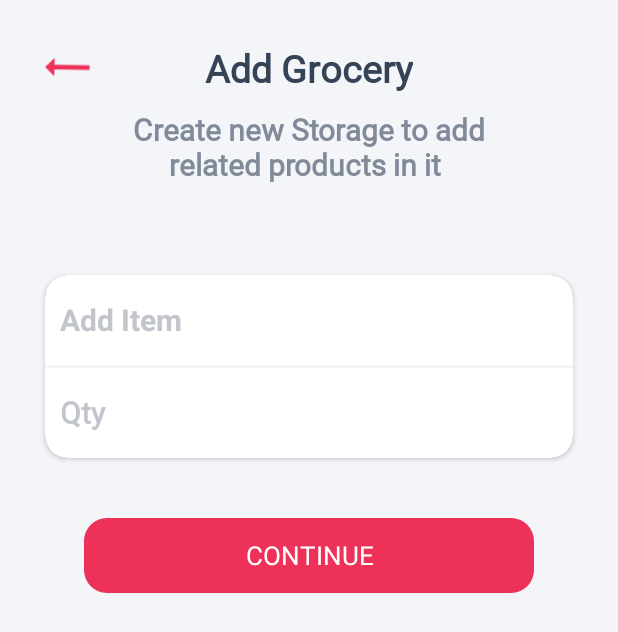
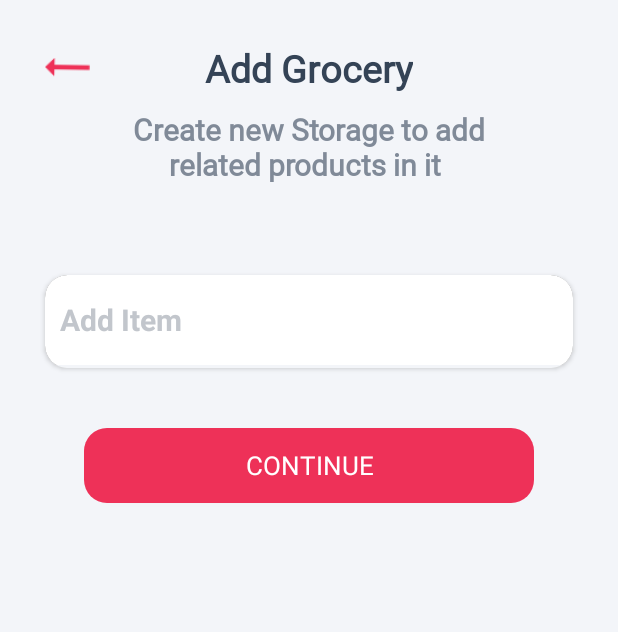
Before and after one commit to Eleyeen/Shlii-App, an Android app: the AddGroceryActivity screen opened directly, with no data from a screen before it, on a phone screen of 412 x 824 dp. Shown: the top 632 px of the screen. Run offline under Robolectric (Android 15) with nearby library versions, the light colour scheme and no system bars; our stand-ins replace ButterKnife; network calls fail; 1 statement that could not run was skipped.

Commit message:
new APIs

```diff
--- a/app/src/main/java/com/example/shliapp/Activities/AddGroceryActivity.java
+++ b/app/src/main/java/com/example/shliapp/Activities/AddGroceryActivity.java
@@ -42,13 +42,14 @@ public class AddGroceryActivity extends AppCompatActivity implements View.OnClic
 
     @BindView(R.id.spItemAddGrocery)
     AutoCompleteTextView dynamicSpinner;
-    @BindView(R.id.etQtyAddGrocery)
-    EditText etQtyAddGrocery;
+//    @BindView(R.id.etQtyAddGrocery)
+//    EditText etQtyAddGrocery;
 
     @BindView(R.id.btnAddGrocery)
     Button btnAddGrocery;
     private boolean valid = false;
-    private String strItemAddGrocery, strQtyAddGrocery, strUserID, strQuality;
+    String strQtyAddGrocery = "1";
+    private String strItemAddGrocery,  strUserID, strQuality;
     AutoCompleteIngredientsAdapter adapter;
     ArrayList<Datum> listModels = new ArrayList<>();
     ProgressDialog progressDialog;
@@ -129,7 +130,7 @@ public class AddGroceryActivity extends AppCompatActivity implements View.OnClic
             public void onResponse(Call<AddGroceryResponse> call, Response<AddGroceryResponse> response) {
 
                 if (response.body() == null) {
-                    Toast.makeText(AddGroceryActivity.this, "something went wrong", Toast.LENGTH_SHORT).show();
+                    Toast.makeText(AddGroceryActivity.this, "something went wrong == null", Toast.LENGTH_SHORT).show();
                     progressDialog.dismiss();
                 } else if (response.body().getStatus()) {
                     Toast.makeText(AddGroceryActivity.this, response.body().getMessage(), Toast.LENGTH_SHORT).show();
@@ -160,23 +161,26 @@ public class AddGroceryActivity extends AppCompatActivity implements View.OnClic
 
 
 //        strItemAddGrocery = ids;
-        strQtyAddGrocery = etQtyAddGrocery.getText().toString();
+//        String etQtyAddGrocery = "1";
+//        strQtyAddGrocery = etQtyAddGrocery;
 
 
         if (strItemAddGrocery.isEmpty() && strQtyAddGrocery.isEmpty()) {
 //            spItemAddGrocery.setError("enter a Storage  ");
-            etQtyAddGrocery.setError("enter a Tagline");
+//            etQtyAddGrocery.setError("enter a Tagline");
             valid = false;
         } else if (strItemAddGrocery.isEmpty()) {
 //            spItemAddGrocery.setError("enter a Storage  ");
             valid = false;
         } else if (strQtyAddGrocery.isEmpty()) {
-            etQtyAddGrocery.setError("enter a TagLine  ");
+            Toast.makeText(this, "null strQty", Toast.LENGTH_SHORT).show();
+//            etQtyAddGrocery.setError("enter a TagLine  ");
             valid = false;
         } else {
 //            spItemAddGrocery.setError(null);
-            etQtyAddGrocery.setError(null);
+//            etQtyAddGrocery.setError(null);
         }
+//        4604
         return valid;
     }
 
--- a/app/src/main/java/com/example/shliapp/Network/ApiInterface.java
+++ b/app/src/main/java/com/example/shliapp/Network/ApiInterface.java
@@ -73,6 +73,7 @@ public interface ApiInterface {
             @Field("item_id") String item_id,
             @Field("user_id") String user_id,
             @Field("quantity") String quantity);
+
     @FormUrlEncoded
     @POST("GenerateShopping")
     Call<AddShopingListModel> AddShopListPost(
@@ -118,6 +119,4 @@ public interface ApiInterface {
     @GET("getStores")
     Call<GetStoresModel> getStores();
 
-
-
 }
--- a/app/src/main/res/layout/activity_add_grocery.xml
+++ b/app/src/main/res/layout/activity_add_grocery.xml
@@ -89,21 +89,21 @@
                     android:layout_below="@id/spItemAddGrocery"
                     android:background="@color/colorScreen" />
 
-                <EditText
-                    android:maxLength="3"
-                    android:paddingLeft="10dp"
-                    android:id="@+id/etQtyAddGrocery"
-                    android:fontFamily="@font/roboto_regular"
-                    android:layout_width="match_parent"
-                    android:layout_height="60dp"
-                    android:layout_below="@id/vView"
-                    android:hint="Qty"
-                    android:imeOptions="actionDone"
-                    android:inputType="number"
-                    android:textColor="@color/colorBlack"
-                    android:textColorHint="@color/colorhintText"
-                    android:textSize="20dp"
-                    android:textStyle="bold" />
+<!--                <EditText-->
+<!--                    android:maxLength="3"-->
+<!--                    android:paddingLeft="10dp"-->
+<!--                    android:id="@+id/etQtyAddGrocery"-->
+<!--                    android:fontFamily="@font/roboto_regular"-->
+<!--                    android:layout_width="match_parent"-->
+<!--                    android:layout_height="60dp"-->
+<!--                    android:layout_below="@id/vView"-->
+<!--                    android:hint="Qty"-->
+<!--                    android:imeOptions="actionDone"-->
+<!--                    android:inputType="number"-->
+<!--                    android:textColor="@color/colorBlack"-->
+<!--                    android:textColorHint="@color/colorhintText"-->
+<!--                    android:textSize="20dp"-->
+<!--                    android:textStyle="bold" />-->
             </RelativeLayout>
         </androidx.cardview.widget.CardView>
 
```
Also changed, not shown: app/build.gradle (+7 -0 lines), build.gradle (+6 -2 lines).
